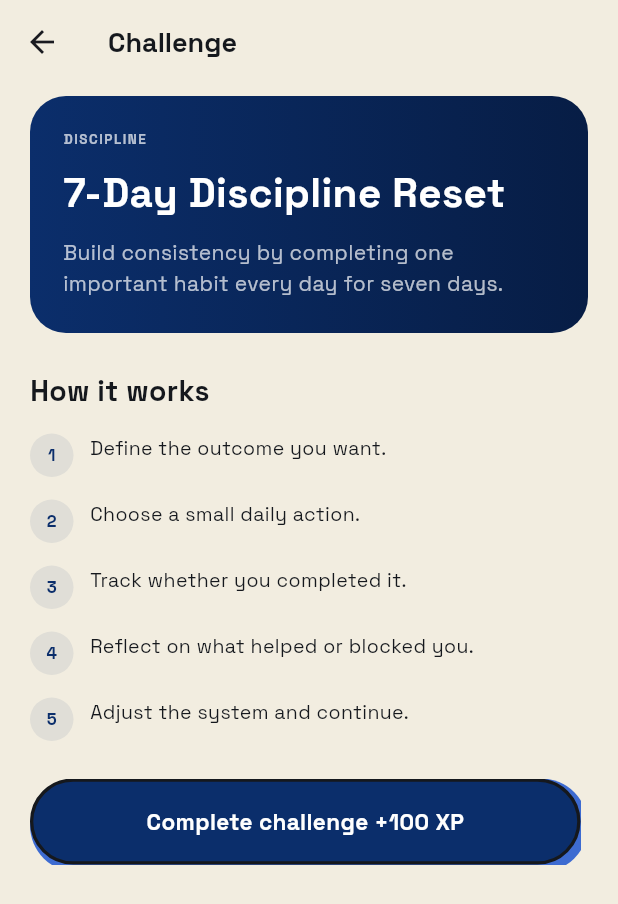
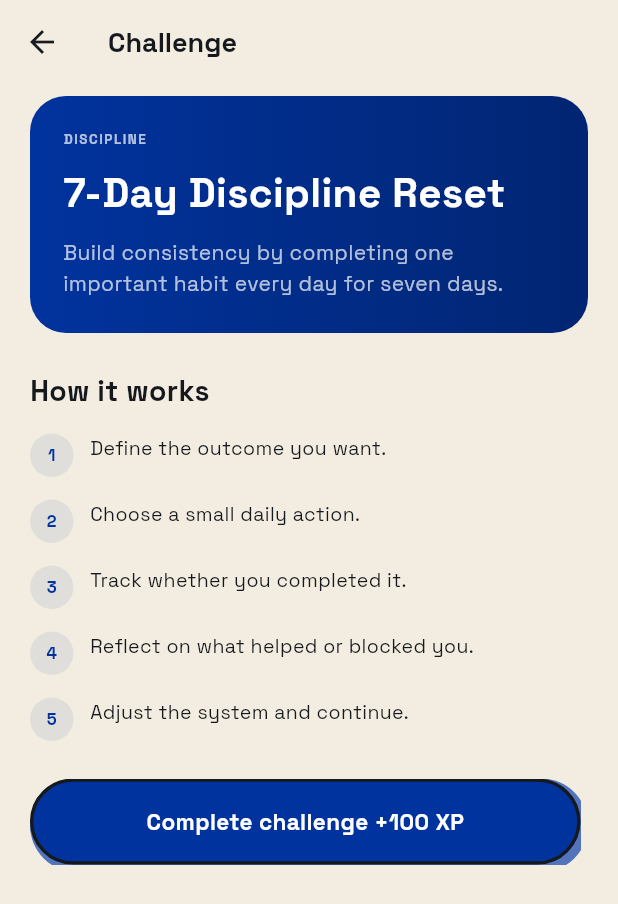
Before and after one commit to Akindiormi/evermore, a Flutter app: the ChallengeDetailScreen screen opened directly with sample values from the repository, on a phone screen of 412 x 824 dp. Shown: the top 904 px of the screen. Run offline on Flutter 3.47's test engine with Material 3 defaults, Android fonts, the phone set to English and light mode, and no system bars; our stand-ins replace google_fonts, image_picker, shared_preferences; accounts and stored records are empty.

Commit message:
Match app blue to Evermore logo (#01339E) and update app icon asset
- Sampled exact blue from the provided logo, rebuilt shade system around it (primary/dark/light/tint)
- Replaced assets/evermore_icon.png with the new logo
- Updated adaptive icon background color to match

```diff
--- a/lib/core/theme/evermore_theme.dart
+++ b/lib/core/theme/evermore_theme.dart
@@ -2,11 +2,11 @@ import 'package:flutter/material.dart';
 import 'package:google_fonts/google_fonts.dart';
 
 class EvermoreTheme {
-  // Blue system — layered shades used for depth (fill / offset-shadow / tint).
-  static const primary = Color(0xFF0B2E6B);       // deep blue — button fill, headings accent
-  static const primaryDark = Color(0xFF071D45);    // darkest — gradients, pressed states
-  static const primaryLight = Color(0xFF3D6BD1);   // mid blue — offset "shadow" layer on buttons
-  static const primaryTint = Color(0xFFE8EEFC);    // pale blue — soft background tints, chips
+  // Blue system — anchored on the Evermore logo blue (#01339E).
+  static const primary = Color(0xFF01339E);       // logo blue — button fill, headings accent
+  static const primaryDark = Color(0xFF012572);    // darkest — gradients, pressed states
+  static const primaryLight = Color(0xFF5274BD);   // mid blue — offset "shadow" layer on buttons
+  static const primaryTint = Color(0xFFE6EBF5);    // pale blue — soft background tints, chips
 
   static const background = Color(0xFFF2EDE0);     // warm cream app background
   static const surface = Colors.white;
--- a/pubspec.yaml
+++ b/pubspec.yaml
@@ -32,5 +32,5 @@ flutter_launcher_icons:
   android: true
   ios: false
   image_path: assets/evermore_icon.png
-  adaptive_icon_background: "#02349E"
+  adaptive_icon_background: "#01339E"
   adaptive_icon_foreground: assets/evermore_icon.png
```
